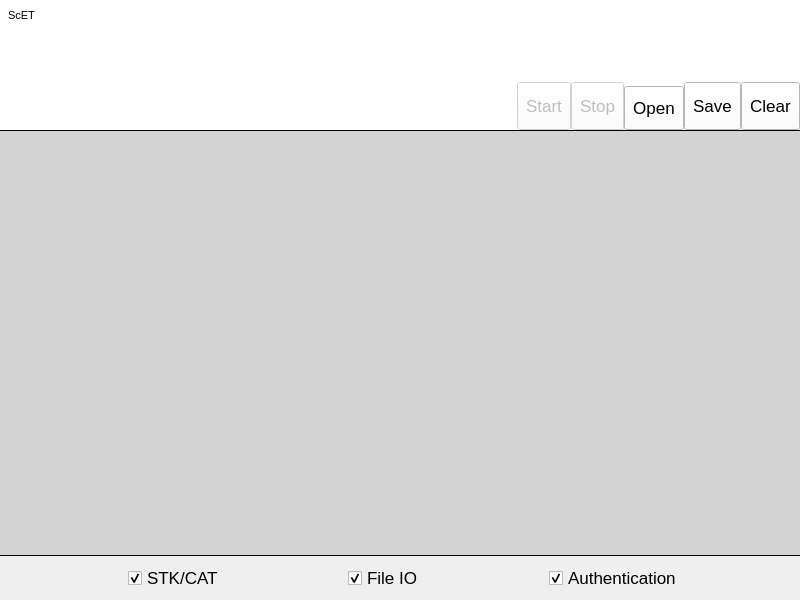
Before: the Qt Designer form ScET/Windows/MainWindow.ui in mourke/SIM-Card-Emulator-Tool, drawn with Qt 5.
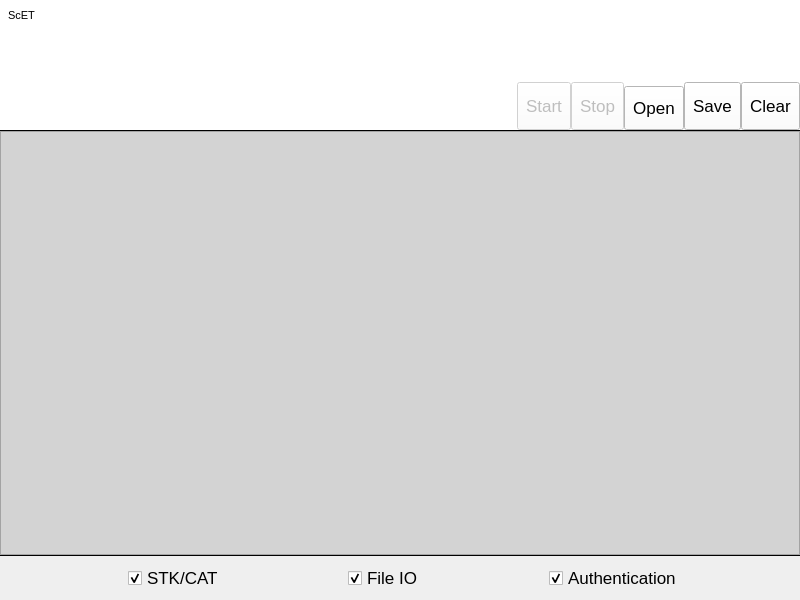
After: the same form once the commit is applied. Icons and pictures are not drawn. Custom widgets are drawn as their Qt base class.

Patch:
```diff
--- a/ScET/Windows/MainWindow.ui
+++ b/ScET/Windows/MainWindow.ui
@@ -743,23 +743,12 @@
          <number>0</number>
         </property>
         <item>
-         <widget class="QListWidget" name="listWidget">
+         <widget class="QListView" name="listView">
           <property name="styleSheet">
-           <string notr="true">QListWidget::item {
-	margin-right: 5px;
-	margin-left: 5px;
-	background: rgb(255, 255, 255) 
-}
-QListView {
+           <string notr="true">QListView {
     background: rgb(211, 211, 211) 
 }</string>
           </property>
-          <property name="frameShape">
-           <enum>QFrame::NoFrame</enum>
-          </property>
-          <property name="sizeAdjustPolicy">
-           <enum>QAbstractScrollArea::AdjustToContents</enum>
-          </property>
           <property name="verticalScrollMode">
            <enum>QAbstractItemView::ScrollPerPixel</enum>
           </property>
```
Left out of the diff: 4 changed lines with no effect on the pictures.
